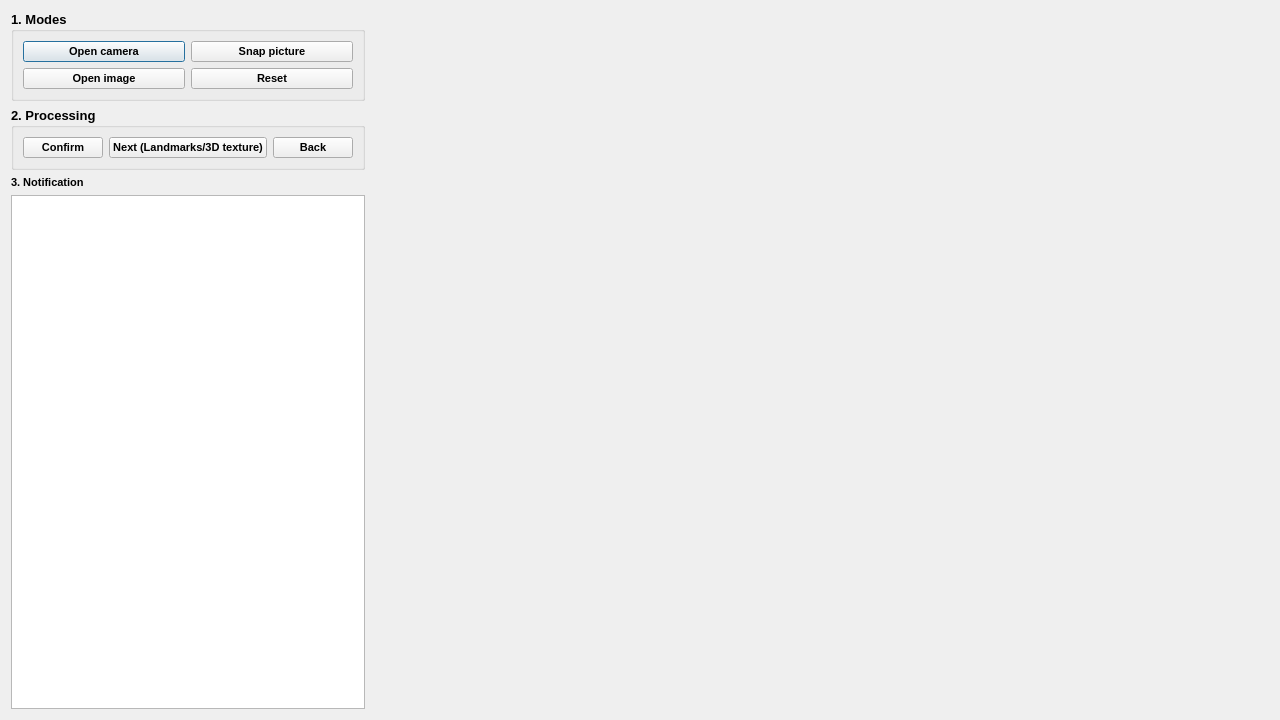
The window that weights/Gui.ui (nhakanasi/FrontalFace-reconstruction) describes before a commit, drawn with Qt 5.
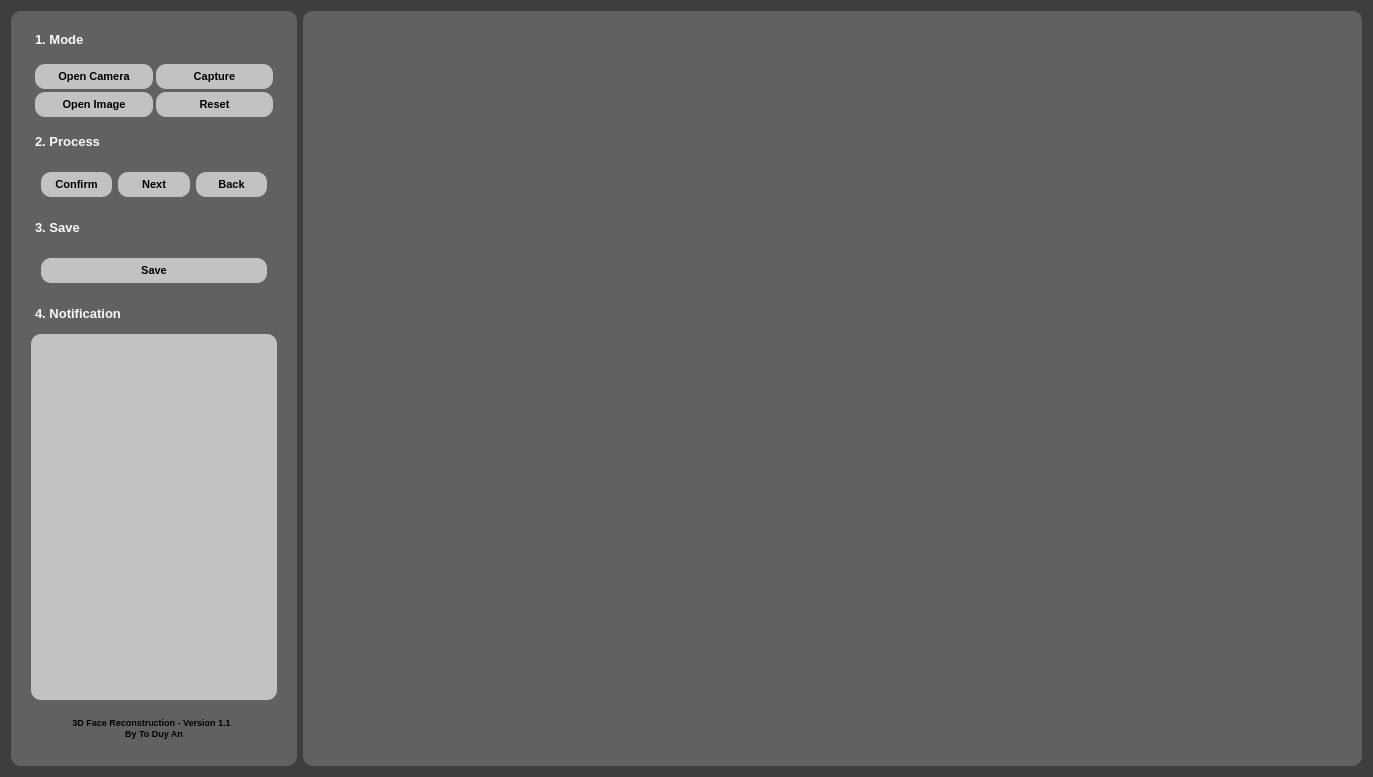
The same window after the commit.

Patch:
```diff
--- a/weights/Gui.ui
+++ b/weights/Gui.ui
@@ -6,38 +6,81 @@
    <rect>
     <x>0</x>
     <y>0</y>
-    <width>1280</width>
-    <height>720</height>
+    <width>1373</width>
+    <height>777</height>
    </rect>
   </property>
   <property name="font">
    <font>
     <family>Segoe UI</family>
     <pointsize>10</pointsize>
-    <weight>75</weight>
     <bold>true</bold>
    </font>
   </property>
   <property name="windowTitle">
    <string>Main</string>
   </property>
-  <layout class="QHBoxLayout" name="horizontalLayout" stretch="1,3">
+  <property name="styleSheet">
+   <string notr="true">background-color: rgb(62, 62, 62);
+padding: 10px;
+border-radius: 6px;</string>
+  </property>
+  <layout class="QHBoxLayout" name="horizontalLayout" stretch="0,3">
    <item>
-    <layout class="QVBoxLayout" name="verticalLayout_3">
+    <widget class="QFrame" name="frame">
+     <property name="styleSheet">
+      <string notr="true">background-color: rgb(97, 97, 97);
+border-radius: 10px;
+padding: 6px</string>
+     </property>
+     <layout class="QVBoxLayout" name="verticalLayout_4">
+      <property name="spacing">
+       <number>2</number>
+      </property>
      <item>
-      <widget class="QGroupBox" name="groupBox_Button">
+       <widget class="QLabel" name="label_2">
+        <property name="font">
+         <font>
+          <pointsize>8</pointsize>
+          <bold>true</bold>
+         </font>
+        </property>
+        <property name="text">
+         <string>&lt;html&gt;&lt;head/&gt;&lt;body&gt;&lt;p&gt;&lt;span style=&quot; font-size:10pt; color:#f9f9f9;&quot;&gt;1. Mode&lt;/span&gt;&lt;/p&gt;&lt;/body&gt;&lt;/html&gt;</string>
+        </property>
+       </widget>
+      </item>
+      <item>
+       <widget class="QFrame" name="frame_Button">
        <property name="font">
         <font>
          <family>Segoe UI</family>
          <pointsize>10</pointsize>
-         <weight>75</weight>
          <bold>true</bold>
         </font>
        </property>
-       <property name="title">
-        <string>1. Modes</string>
+        <property name="styleSheet">
+         <string notr="true">border-radius: 10px;</string>
+        </property>
+        <property name="lineWidth">
+         <number>1</number>
        </property>
        <layout class="QVBoxLayout" name="verticalLayout">
+         <property name="spacing">
+          <number>3</number>
+         </property>
+         <property name="leftMargin">
+          <number>3</number>
+         </property>
+         <property name="topMargin">
+          <number>3</number>
+         </property>
+         <property name="rightMargin">
+          <number>3</number>
+         </property>
+         <property name="bottomMargin">
+          <number>3</number>
+         </property>
         <item>
          <layout class="QHBoxLayout" name="horizontalLayout_5">
           <property name="sizeConstraint">
@@ -55,15 +98,17 @@
              <font>
               <family>Segoe UI</family>
               <pointsize>8</pointsize>
-              <weight>75</weight>
               <bold>true</bold>
              </font>
             </property>
             <property name="autoFillBackground">
-             <bool>true</bool>
+              <bool>false</bool>
+             </property>
+             <property name="styleSheet">
+              <string notr="true">background-color: rgb(194, 194, 194)</string>
             </property>
             <property name="text">
-             <string>Open camera</string>
+              <string>Open Camera</string>
             </property>
            </widget>
           </item>
@@ -79,15 +124,17 @@
              <font>
               <family>Segoe UI</family>
               <pointsize>8</pointsize>
-              <weight>75</weight>
               <bold>true</bold>
              </font>
             </property>
             <property name="autoFillBackground">
-             <bool>true</bool>
+              <bool>false</bool>
+             </property>
+             <property name="styleSheet">
+              <string notr="true">background-color: rgb(194, 194, 194)</string>
             </property>
             <property name="text">
-             <string>Snap picture</string>
+              <string>Capture</string>
             </property>
            </widget>
           </item>
@@ -110,15 +157,17 @@
              <font>
               <family>Segoe UI</family>
               <pointsize>8</pointsize>
-              <weight>75</weight>
               <bold>true</bold>
              </font>
             </property>
             <property name="autoFillBackground">
-             <bool>true</bool>
+              <bool>false</bool>
+             </property>
+             <property name="styleSheet">
+              <string notr="true">background-color: rgb(194, 194, 194)</string>
             </property>
             <property name="text">
-             <string>Open image</string>
+              <string>Open Image</string>
             </property>
            </widget>
           </item>
@@ -134,12 +183,14 @@
              <font>
               <family>Segoe UI</family>
               <pointsize>8</pointsize>
-              <weight>75</weight>
               <bold>true</bold>
              </font>
             </property>
             <property name="autoFillBackground">
-             <bool>true</bool>
+              <bool>false</bool>
+             </property>
+             <property name="styleSheet">
+              <string notr="true">background-color: rgb(194, 194, 194)</string>
             </property>
             <property name="text">
              <string>Reset</string>
@@ -152,17 +203,42 @@
       </widget>
      </item>
      <item>
-      <widget class="QGroupBox" name="groupBox_Button_2">
+       <widget class="QLabel" name="label">
+        <property name="enabled">
+         <bool>true</bool>
+        </property>
+        <property name="sizePolicy">
+         <sizepolicy hsizetype="Minimum" vsizetype="Minimum">
+          <horstretch>0</horstretch>
+          <verstretch>0</verstretch>
+         </sizepolicy>
+        </property>
+        <property name="font">
+         <font>
+          <pointsize>8</pointsize>
+          <bold>true</bold>
+         </font>
+        </property>
+        <property name="mouseTracking">
+         <bool>true</bool>
+        </property>
+        <property name="text">
+         <string>&lt;html&gt;&lt;head/&gt;&lt;body&gt;&lt;p&gt;&lt;span style=&quot; font-size:10pt; color:#f9f9f9;&quot;&gt;2. Process&lt;/span&gt;&lt;/p&gt;&lt;/body&gt;&lt;/html&gt;</string>
+        </property>
+       </widget>
+      </item>
+      <item>
+       <widget class="QFrame" name="frame_Button_2">
        <property name="font">
         <font>
          <family>Segoe UI</family>
          <pointsize>10</pointsize>
-         <weight>75</weight>
          <bold>true</bold>
         </font>
        </property>
-       <property name="title">
-        <string>2. Processing</string>
+        <property name="styleSheet">
+         <string notr="true">background-color: rgb(97, 97, 97);
+</string>
        </property>
        <layout class="QVBoxLayout" name="verticalLayout_2">
         <item>
@@ -182,12 +258,14 @@
              <font>
               <family>Segoe UI</family>
               <pointsize>8</pointsize>
-              <weight>75</weight>
               <bold>true</bold>
              </font>
             </property>
             <property name="autoFillBackground">
-             <bool>true</bool>
+              <bool>false</bool>
+             </property>
+             <property name="styleSheet">
+              <string notr="true">background-color: rgb(194, 194, 194)</string>
             </property>
             <property name="text">
              <string>Confirm</string>
@@ -206,15 +284,17 @@
              <font>
               <family>Segoe UI</family>
               <pointsize>8</pointsize>
-              <weight>75</weight>
               <bold>true</bold>
              </font>
             </property>
             <property name="autoFillBackground">
-             <bool>true</bool>
+              <bool>false</bool>
+             </property>
+             <property name="styleSheet">
+              <string notr="true">background-color: rgb(194, 194, 194)</string>
             </property>
             <property name="text">
-             <string>Next (Landmarks/3D texture)</string>
+              <string>Next</string>
             </property>
            </widget>
           </item>
@@ -228,11 +308,16 @@
             </property>
             <property name="font">
              <font>
+               <family>Segoe UI</family>
               <pointsize>8</pointsize>
+               <bold>true</bold>
              </font>
             </property>
             <property name="autoFillBackground">
-             <bool>true</bool>
+              <bool>false</bool>
+             </property>
+             <property name="styleSheet">
+              <string notr="true">background-color: rgb(194, 194, 194)</string>
             </property>
             <property name="text">
              <string>Back</string>
@@ -244,6 +329,79 @@
        </layout>
       </widget>
      </item>
+      <item>
+       <widget class="QLabel" name="label_5">
+        <property name="sizePolicy">
+         <sizepolicy hsizetype="Minimum" vsizetype="Minimum">
+          <horstretch>0</horstretch>
+          <verstretch>0</verstretch>
+         </sizepolicy>
+        </property>
+        <property name="font">
+         <font>
+          <family>Segoe UI</family>
+          <pointsize>8</pointsize>
+          <bold>true</bold>
+         </font>
+        </property>
+        <property name="autoFillBackground">
+         <bool>false</bool>
+        </property>
+        <property name="text">
+         <string>&lt;html&gt;&lt;head/&gt;&lt;body&gt;&lt;p&gt;&lt;span style=&quot; font-size:10pt; color:#f9f9f9;&quot;&gt;3. Save&lt;/span&gt;&lt;/p&gt;&lt;/body&gt;&lt;/html&gt;</string>
+        </property>
+       </widget>
+      </item>
+      <item>
+       <widget class="QFrame" name="frame_Button_3">
+        <property name="font">
+         <font>
+          <family>Segoe UI</family>
+          <pointsize>10</pointsize>
+          <bold>true</bold>
+         </font>
+        </property>
+        <property name="styleSheet">
+         <string notr="true">background-color: rgb(97, 97, 97);
+</string>
+        </property>
+        <layout class="QVBoxLayout" name="verticalLayout_3">
+         <item>
+          <layout class="QHBoxLayout" name="horizontalLayout_9">
+           <property name="sizeConstraint">
+            <enum>QLayout::SetDefaultConstraint</enum>
+           </property>
+           <item>
+            <widget class="QPushButton" name="pushButton_Save">
+             <property name="sizePolicy">
+              <sizepolicy hsizetype="Expanding" vsizetype="Minimum">
+               <horstretch>0</horstretch>
+               <verstretch>0</verstretch>
+              </sizepolicy>
+             </property>
+             <property name="font">
+              <font>
+               <family>Segoe UI</family>
+               <pointsize>8</pointsize>
+               <bold>true</bold>
+              </font>
+             </property>
+             <property name="autoFillBackground">
+              <bool>false</bool>
+             </property>
+             <property name="styleSheet">
+              <string notr="true">background-color: rgb(194, 194, 194)</string>
+             </property>
+             <property name="text">
+              <string>Save</string>
+             </property>
+            </widget>
+           </item>
+          </layout>
+         </item>
+        </layout>
+       </widget>
+      </item>
      <item>
       <widget class="QLabel" name="label_4">
        <property name="sizePolicy">
@@ -256,22 +414,79 @@
         <font>
          <family>Segoe UI</family>
          <pointsize>8</pointsize>
-         <weight>75</weight>
          <bold>true</bold>
         </font>
        </property>
        <property name="autoFillBackground">
-        <bool>true</bool>
+         <bool>false</bool>
        </property>
        <property name="text">
-        <string>3. Notification</string>
+         <string>&lt;html&gt;&lt;head/&gt;&lt;body&gt;&lt;p&gt;&lt;span style=&quot; font-size:10pt; color:#f9f9f9;&quot;&gt;4. Notification&lt;/span&gt;&lt;/p&gt;&lt;/body&gt;&lt;/html&gt;</string>
        </property>
       </widget>
      </item>
      <item>
-      <widget class="QListView" name="listView"/>
-     </item>
-    </layout>
+       <widget class="QListWidget" name="show_Text">
+        <property name="styleSheet">
+         <string notr="true">background-color: rgb(194, 194, 194); 
+margin: 5px;</string>
+        </property>
+        <property name="wordWrap">
+         <bool>true</bool>
+        </property>
+       </widget>
+      </item>
+      <item>
+       <widget class="QTextEdit" name="textEdit">
+        <property name="sizePolicy">
+         <sizepolicy hsizetype="Minimum" vsizetype="Minimum">
+          <horstretch>0</horstretch>
+          <verstretch>0</verstretch>
+         </sizepolicy>
+        </property>
+        <property name="maximumSize">
+         <size>
+          <width>16777215</width>
+          <height>44</height>
+         </size>
+        </property>
+        <property name="styleSheet">
+         <string notr="true">margin:0px;</string>
+        </property>
+        <property name="readOnly">
+         <bool>true</bool>
+        </property>
+        <property name="markdown">
+         <string>**3D Face Reconstruction - Version 1.1  **
+
+**By To Duy An**
+
+</string>
+        </property>
+        <property name="html">
+         <string>&lt;!DOCTYPE HTML PUBLIC &quot;-//W3C//DTD HTML 4.0//EN&quot; &quot;http://www.w3.org/TR/REC-html40/strict.dtd&quot;&gt;
+&lt;html&gt;&lt;head&gt;&lt;meta name=&quot;qrichtext&quot; content=&quot;1&quot; /&gt;&lt;meta charset=&quot;utf-8&quot; /&gt;&lt;style type=&quot;text/css&quot;&gt;
+p, li { white-space: pre-wrap; }
+hr { height: 1px; border-width: 0; }
+li.unchecked::marker { content: &quot;\2610&quot;; }
+li.checked::marker { content: &quot;\2612&quot;; }
+&lt;/style&gt;&lt;/head&gt;&lt;body style=&quot; font-family:'Segoe UI'; font-size:9pt; font-weight:400; font-style:normal;&quot;&gt;
+&lt;p align=&quot;center&quot; style=&quot; margin-top:0px; margin-bottom:0px; margin-left:0px; margin-right:0px; -qt-block-indent:0; text-indent:0px;&quot;&gt;&lt;span style=&quot; font-size:7pt; font-weight:700;&quot;&gt;3D Face Reconstruction - Version 1.1  &lt;/span&gt;&lt;/p&gt;
+&lt;p align=&quot;center&quot; style=&quot; margin-top:0px; margin-bottom:0px; margin-left:0px; margin-right:0px; -qt-block-indent:0; text-indent:0px;&quot;&gt;&lt;span style=&quot; font-size:7pt; font-weight:700;&quot;&gt;By To Duy An&lt;/span&gt;&lt;/p&gt;&lt;/body&gt;&lt;/html&gt;</string>
+        </property>
+        <property name="acceptRichText">
+         <bool>true</bool>
+        </property>
+        <property name="textInteractionFlags">
+         <set>Qt::NoTextInteraction</set>
+        </property>
+        <property name="placeholderText">
+         <string/>
+        </property>
+       </widget>
+      </item>
+     </layout>
+    </widget>
    </item>
    <item>
     <widget class="QLabel" name="label_Image">
@@ -292,11 +507,14 @@
      </property>
      <property name="font">
       <font>
+       <family>Segoe UI</family>
        <pointsize>46</pointsize>
-       <weight>75</weight>
        <bold>true</bold>
       </font>
      </property>
+     <property name="styleSheet">
+      <string notr="true">background-color: rgb(97, 97, 97); border-radius: 10px;</string>
+     </property>
      <property name="text">
       <string/>
      </property>
```
Lines whose indentation alone changed are shown as unchanged.
